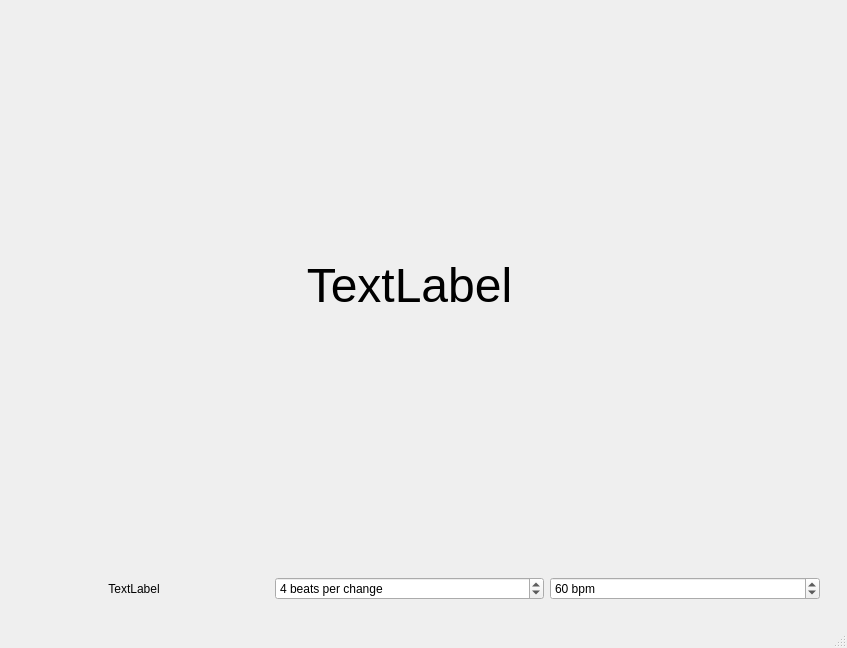
Qt form main_window.ui (fleutot/practicemate) before a commit.
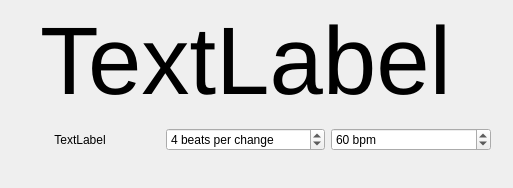
The same form after that commit.

Commit message: Better names for UI components. Start with a chord directly

The edit to the form file:
```diff
--- a/main_window.ui
+++ b/main_window.ui
@@ -6,43 +6,35 @@
    <rect>
     <x>0</x>
     <y>0</y>
-    <width>847</width>
-    <height>648</height>
+    <width>513</width>
+    <height>188</height>
    </rect>
   </property>
   <property name="windowTitle">
    <string>MainWindow</string>
   </property>
   <widget class="QWidget" name="centralwidget">
-   <widget class="QWidget" name="verticalWidget" native="true">
+   <widget class="QWidget" name="">
     <property name="geometry">
      <rect>
-      <x>-1</x>
-      <y>-1</y>
-      <width>821</width>
-      <height>601</height>
+      <x>0</x>
+      <y>0</y>
+      <width>491</width>
+      <height>151</height>
      </rect>
     </property>
-    <layout class="QVBoxLayout" name="verticalLayout">
-     <property name="spacing">
-      <number>6</number>
-     </property>
-     <property name="sizeConstraint">
-      <enum>QLayout::SetDefaultConstraint</enum>
-     </property>
+    <layout class="QVBoxLayout" name="verticalLayout_4">
      <item>
-      <layout class="QHBoxLayout" name="horizontalLayout_2">
-       <item>
-        <widget class="QLabel" name="label">
+      <widget class="QLabel" name="chord_label">
          <property name="sizePolicy">
-          <sizepolicy hsizetype="Preferred" vsizetype="Expanding">
+        <sizepolicy hsizetype="Preferred" vsizetype="MinimumExpanding">
            <horstretch>0</horstretch>
            <verstretch>0</verstretch>
           </sizepolicy>
          </property>
          <property name="font">
           <font>
-           <pointsize>36</pointsize>
+         <pointsize>72</pointsize>
           </font>
          </property>
          <property name="text">
@@ -53,8 +45,6 @@
          </property>
         </widget>
        </item>
-      </layout>
-     </item>
      <item>
       <layout class="QHBoxLayout" name="horizontalLayout" stretch="0,0,0">
        <property name="sizeConstraint">
@@ -129,7 +119,6 @@
     </rect>
    </property>
   </widget>
-  <widget class="QStatusBar" name="statusbar"/>
  </widget>
  <resources/>
  <connections/>
```
Left out of the diff: 8 changed lines with no effect on the pictures. Lines whose indentation alone changed are shown as unchanged. The commit also changes 3 other files.
